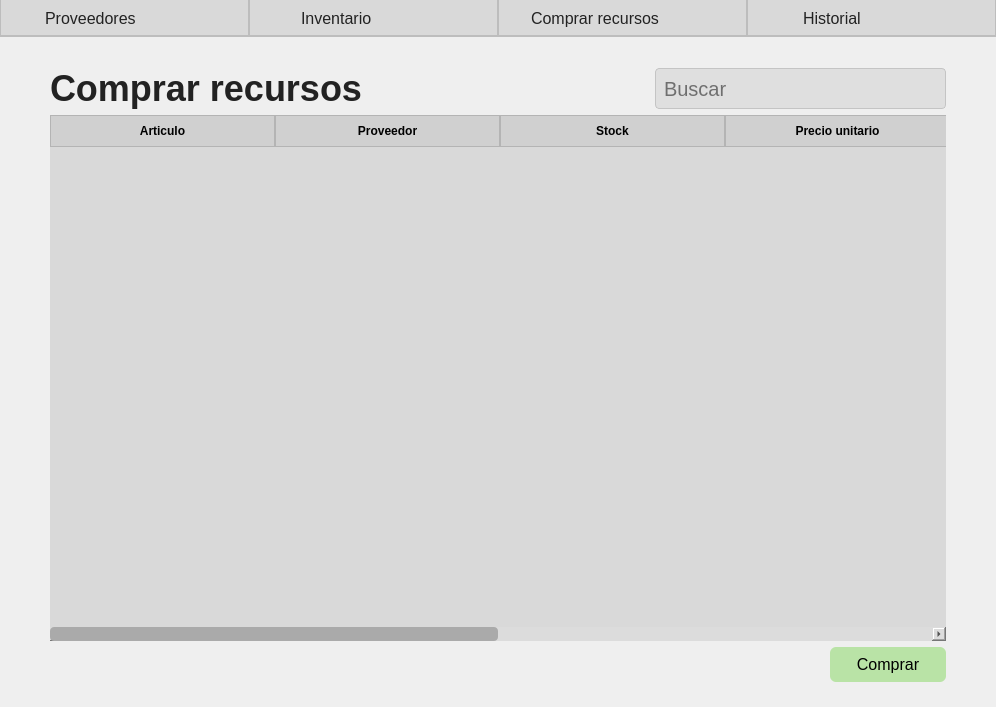
This is app/windows/ui/buy.ui in MoralesMortales/SIRCOM as Qt 5 draws it before an edit. The edited form follows.
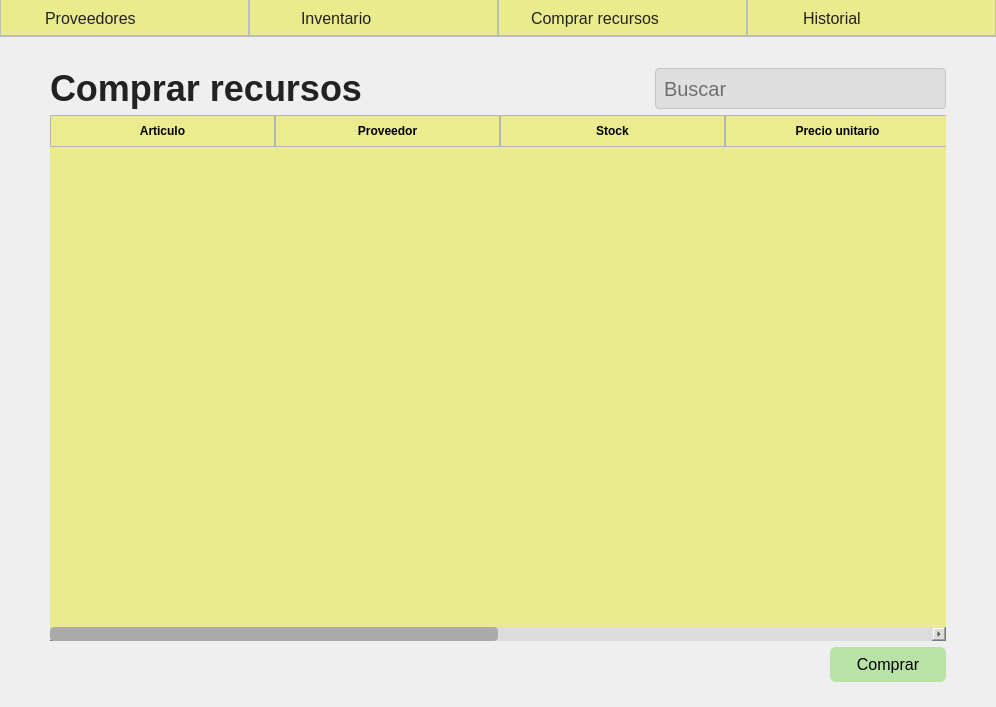
This is the edited form. Icons and pictures are not drawn.

Diff of the .ui file:
```diff
--- a/app/windows/ui/buy.ui
+++ b/app/windows/ui/buy.ui
@@ -28,7 +28,7 @@
 }
 
 #menu {
-    background: #D9D9D9;
+    background: #EAEB8C;
     border-bottom: 1.5px solid #bdbdbd;
 }
 
@@ -95,7 +95,7 @@
 
 
 QTableWidget {
-    background: #D9D9D9;
+    background: #EAEB8C;
     gridline-color: #bcbcbc;
     border-radius: 8px;
     font-size: 14px;
@@ -103,7 +103,7 @@
 }
 
 QHeaderView::section {
-    background: #d0d0d0;
+    background: #EBEC8D;
     padding: 6px 4px;
     font-weight: bold;
     border: 1px solid #b4b4b4;
```
